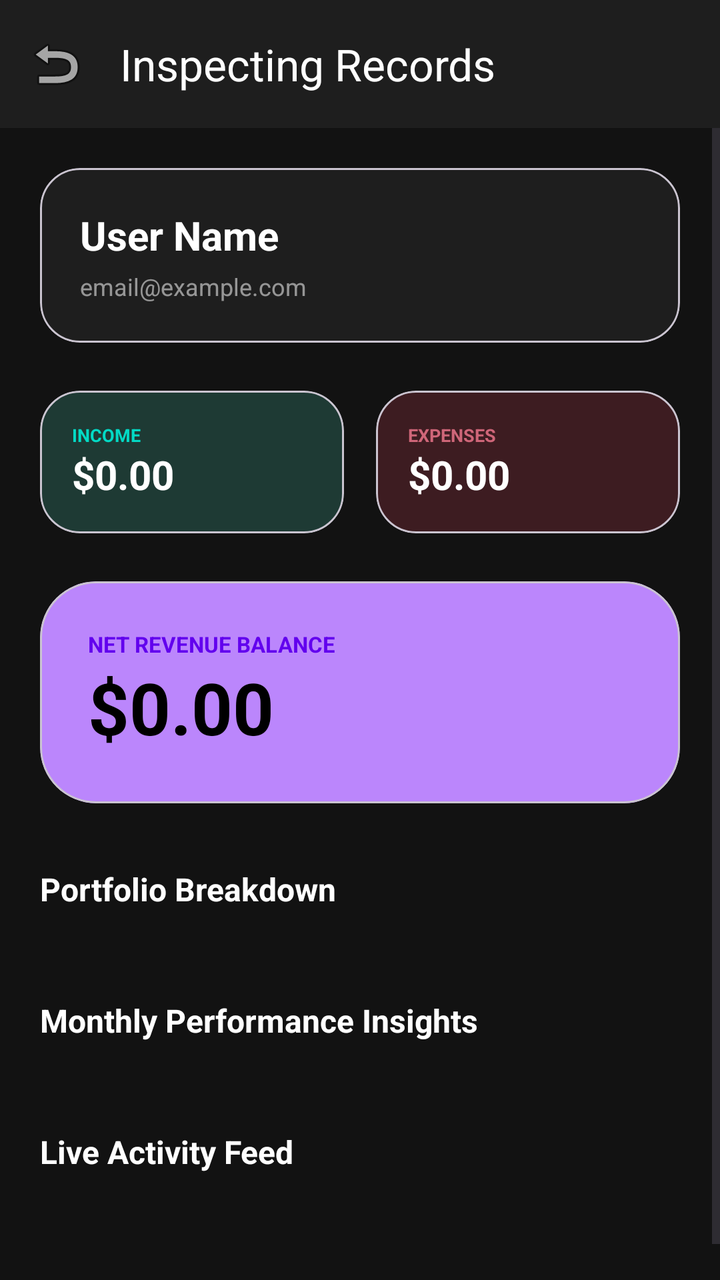
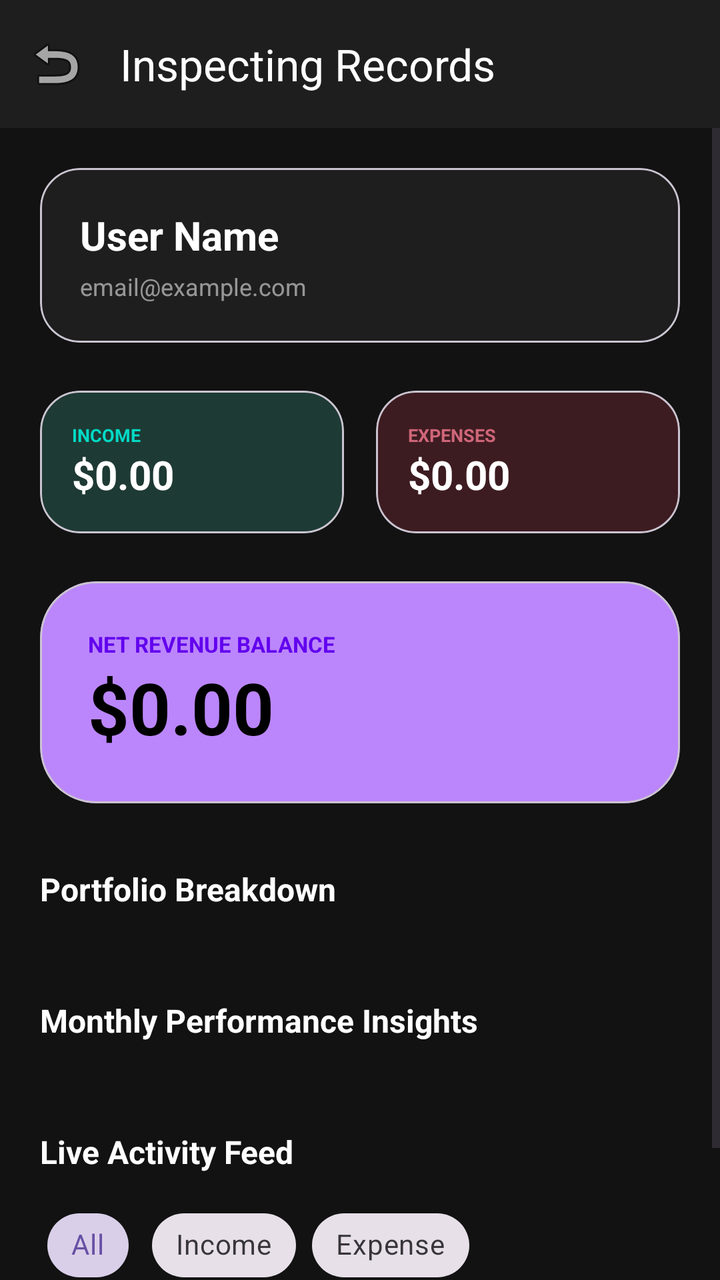

Before-and-after screenshots of an Android layout around one commit, followed by the original layout XML and the change that was made.
<!-- AndroidManifest.xml: application theme Theme.FinanceWise -->
<!-- res/layout/activity_inspection.xml -->
<?xml version="1.0" encoding="utf-8"?>
<LinearLayout xmlns:android="http://schemas.android.com/apk/res/android"
    xmlns:app="http://schemas.android.com/apk/res-auto"
    android:layout_width="match_parent"
    android:layout_height="match_parent"
    android:background="#121212"
    android:orientation="vertical">

    
    <androidx.appcompat.widget.Toolbar
        android:id="@+id/toolbar_inspection"
        android:layout_width="match_parent"
        android:layout_height="?attr/actionBarSize"
        android:background="#1E1E1E"
        app:navigationIcon="@android:drawable/ic_menu_revert"
        app:title="Inspecting Records"
        app:titleTextColor="#FFFFFF" />

    <ScrollView
        android:layout_width="match_parent"
        android:layout_height="match_parent"
        android:fillViewport="true">

        <LinearLayout
            android:layout_width="match_parent"
            android:layout_height="wrap_content"
            android:orientation="vertical"
            android:padding="20dp">

            
            <com.google.android.material.card.MaterialCardView
                android:layout_width="match_parent"
                android:layout_height="wrap_content"
                app:cardCornerRadius="20dp"
                app:cardBackgroundColor="#1E1E1E"
                app:cardElevation="0dp"
                android:layout_marginBottom="24dp">
                <LinearLayout
                    android:layout_width="match_parent"
                    android:layout_height="wrap_content"
                    android:orientation="vertical"
                    android:padding="20dp">
                    <TextView
                        android:id="@+id/tv_inspect_user_name"
                        android:layout_width="wrap_content"
                        android:layout_height="wrap_content"
                        android:text="User Name"
                        android:textColor="#FFFFFF"
                        android:textSize="20sp"
                        android:textStyle="bold" />
                    <TextView
                        android:id="@+id/tv_inspect_user_email"
                        android:layout_width="wrap_content"
                        android:layout_height="wrap_content"
                        android:text="email@example.com"
                        android:textColor="#88FFFFFF"
                        android:textSize="12sp"
                        android:layout_marginTop="4dp" />
                </LinearLayout>
            </com.google.android.material.card.MaterialCardView>

            
            <com.google.android.material.button.MaterialButton
                android:id="@+id/btn_inspect_toggle_status"
                android:layout_width="match_parent"
                android:layout_height="56dp"
                android:text="Toggle Status"
                android:textColor="#000"
                app:cornerRadius="14dp"
                android:visibility="gone"
                android:layout_marginBottom="24dp" />

            
            <LinearLayout
                android:layout_width="match_parent"
                android:layout_height="wrap_content"
                android:orientation="horizontal"
                android:layout_marginBottom="24dp">

                <com.google.android.material.card.MaterialCardView
                    android:layout_width="0dp"
                    android:layout_weight="1"
                    android:layout_height="wrap_content"
                    app:cardCornerRadius="20dp"
                    app:cardBackgroundColor="#1E3A34"
                    android:layout_marginEnd="8dp">
                    <LinearLayout
                        android:layout_width="match_parent"
                        android:layout_height="wrap_content"
                        android:orientation="vertical"
                        android:padding="16dp">
                        <TextView
                            android:layout_width="wrap_content"
                            android:layout_height="wrap_content"
                            android:text="INCOME"
                            android:textColor="#03DAC5"
                            android:textSize="9sp"
                            android:textStyle="bold" />
                        <TextView
                            android:id="@+id/tv_inspect_total_income"
                            android:layout_width="wrap_content"
                            android:layout_height="wrap_content"
                            android:text="$0.00"
                            android:textColor="#FFFFFF"
                            android:textSize="20sp"
                            android:textStyle="bold" />
                    </LinearLayout>
                </com.google.android.material.card.MaterialCardView>

                <com.google.android.material.card.MaterialCardView
                    android:layout_width="0dp"
                    android:layout_weight="1"
                    android:layout_height="wrap_content"
                    app:cardCornerRadius="20dp"
                    app:cardBackgroundColor="#3D1C21"
                    android:layout_marginStart="8dp">
                    <LinearLayout
                        android:layout_width="match_parent"
                        android:layout_height="wrap_content"
                        android:orientation="vertical"
                        android:padding="16dp">
                        <TextView
                            android:layout_width="wrap_content"
                            android:layout_height="wrap_content"
                            android:text="EXPENSES"
                            android:textColor="#CF6679"
                            android:textSize="9sp"
                            android:textStyle="bold" />
                        <TextView
                            android:id="@+id/tv_inspect_total_expense"
                            android:layout_width="wrap_content"
                            android:layout_height="wrap_content"
                            android:text="$0.00"
                            android:textColor="#FFFFFF"
                            android:textSize="20sp"
                            android:textStyle="bold" />
                    </LinearLayout>
                </com.google.android.material.card.MaterialCardView>
            </LinearLayout>

            
            <com.google.android.material.card.MaterialCardView
                android:layout_width="match_parent"
                android:layout_height="wrap_content"
                app:cardCornerRadius="28dp"
                app:cardBackgroundColor="#BB86FC"
                android:layout_marginBottom="32dp">
                <LinearLayout
                    android:layout_width="match_parent"
                    android:layout_height="wrap_content"
                    android:orientation="vertical"
                    android:padding="24dp">
                    <TextView
                        android:layout_width="wrap_content"
                        android:layout_height="wrap_content"
                        android:text="NET REVENUE BALANCE"
                        android:textColor="#6200EE"
                        android:textSize="11sp"
                        android:textStyle="bold" />
                    <TextView
                        android:id="@+id/tv_inspect_balance"
                        android:layout_width="wrap_content"
                        android:layout_height="wrap_content"
                        android:text="$0.00"
                        android:textColor="#000000"
                        android:textSize="36sp"
                        android:textStyle="bold" />
                </LinearLayout>
            </com.google.android.material.card.MaterialCardView>

            
            <TextView
                android:layout_width="wrap_content"
                android:layout_height="wrap_content"
                android:text="Portfolio Breakdown"
                android:textColor="#FFFFFF"
                android:textSize="16sp"
                android:textStyle="bold"
                android:layout_marginBottom="12dp" />
            <LinearLayout
                android:id="@+id/layout_inspect_category_list"
                android:layout_width="match_parent"
                android:layout_height="wrap_content"
                android:orientation="vertical"
                android:layout_marginBottom="32dp" />

            
            <TextView
                android:layout_width="wrap_content"
                android:layout_height="wrap_content"
                android:text="Monthly Performance Insights"
                android:textColor="#FFFFFF"
                android:textSize="16sp"
                android:textStyle="bold"
                android:layout_marginBottom="12dp" />
            <LinearLayout
                android:id="@+id/layout_inspect_trends"
                android:layout_width="match_parent"
                android:layout_height="wrap_content"
                android:orientation="vertical"
                android:layout_marginBottom="32dp" />

            
            <TextView
                android:layout_width="wrap_content"
                android:layout_height="wrap_content"
                android:text="Live Activity Feed"
                android:textColor="#FFFFFF"
                android:textSize="16sp"
                android:textStyle="bold"
                android:layout_marginBottom="12dp" />
            <LinearLayout
                android:id="@+id/layout_inspect_activity_feed"
                android:layout_width="match_parent"
                android:layout_height="wrap_content"
                android:orientation="vertical"
                android:layout_marginBottom="40dp" />


            
            <LinearLayout
                android:id="@+id/panel_inspect_add_record"
                android:layout_width="match_parent"
                android:layout_height="wrap_content"
                android:orientation="vertical"
                android:visibility="gone"
                android:layout_marginBottom="32dp">
                <TextView
                    android:layout_width="wrap_content"
                    android:layout_height="wrap_content"
                    android:text="Log Transaction for Target"
                    android:textColor="#FFFFFF"
                    android:textSize="16sp"
                    android:textStyle="bold"
                    android:layout_marginBottom="12dp" />
                <com.google.android.material.textfield.TextInputLayout
                    android:layout_width="match_parent"
                    android:layout_height="wrap_content"
                    android:hint="Amount"
                    app:boxStrokeColor="#BB86FC"
                    style="@style/Widget.MaterialComponents.TextInputLayout.OutlinedBox.Dense">
                    <com.google.android.material.textfield.TextInputEditText
                        android:id="@+id/et_inspect_record_amount"
                        android:layout_width="match_parent"
                        android:layout_height="wrap_content"
                        android:textColor="#FFF"
                        android:inputType="numberDecimal"/>
                </com.google.android.material.textfield.TextInputLayout>
                <com.google.android.material.textfield.TextInputLayout
                    android:layout_width="match_parent"
                    android:layout_height="wrap_content"
                    android:hint="Category"
                    app:boxStrokeColor="#BB86FC"
                    android:layout_marginTop="8dp"
                    style="@style/Widget.MaterialComponents.TextInputLayout.OutlinedBox.Dense">
                    <com.google.android.material.textfield.TextInputEditText
                        android:id="@+id/et_inspect_record_cat"
                        android:layout_width="match_parent"
                        android:layout_height="wrap_content"
                        android:textColor="#FFF"/>
                </com.google.android.material.textfield.TextInputLayout>
                <LinearLayout
                    android:layout_width="match_parent"
                    android:layout_height="wrap_content"
                    android:orientation="horizontal"
                    android:layout_marginTop="12dp">
                    <com.google.android.material.button.MaterialButton
                        android:id="@+id/btn_inspect_add_income"
                        android:layout_width="0dp"
                        android:layout_weight="1"
                        android:layout_height="52dp"
                        android:text="Add Income"
                        android:textSize="12sp"
                        app:backgroundTint="#03DAC5"
                        android:textColor="#000"
                        app:cornerRadius="12dp"
                        android:layout_marginEnd="4dp"/>
                    <com.google.android.material.button.MaterialButton
                        android:id="@+id/btn_inspect_add_expense"
                        android:layout_width="0dp"
                        android:layout_weight="1"
                        android:layout_height="52dp"
                        android:text="Add Expense"
                        android:textSize="12sp"
                        app:backgroundTint="#CF6679"
                        android:textColor="#000"
                        app:cornerRadius="12dp"
                        android:layout_marginStart="4dp"/>
                </LinearLayout>
            </LinearLayout>


        </LinearLayout>
    </ScrollView>
</LinearLayout>
<!-- resources referenced by this layout -->
<resources>
  <style name="Theme.FinanceWise" parent="Base.Theme.FinanceWise" />
  <style name="Base.Theme.FinanceWise" parent="Theme.Material3.DayNight.NoActionBar">
          
          
      </style>
</resources>

<!-- the commit's change to res/layout/activity_inspection.xml (unified diff, before → after) -->
@@ -209,6 +209,39 @@
                 android:textSize="16sp"
                 android:textStyle="bold"
                 android:layout_marginBottom="12dp" />
+            <LinearLayout
+                android:layout_width="match_parent"
+                android:layout_height="wrap_content"
+                android:orientation="horizontal"
+                android:gravity="center_vertical"
+                android:paddingBottom="8dp">
+                <com.google.android.material.chip.ChipGroup
+                    android:id="@+id/chip_group_filters"
+                    android:layout_width="match_parent"
+                    android:layout_height="wrap_content"
+                    app:singleSelection="true">
+                    <com.google.android.material.chip.Chip
+                        android:id="@+id/chip_filter_all"
+                        style="@style/Widget.MaterialComponents.Chip.Choice"
+                        android:layout_width="wrap_content"
+                        android:layout_height="wrap_content"
+                        android:text="All"
+                        android:checked="true"/>
+                    <com.google.android.material.chip.Chip
+                        android:id="@+id/chip_filter_income"
+                        style="@style/Widget.MaterialComponents.Chip.Choice"
+                        android:layout_width="wrap_content"
+                        android:layout_height="wrap_content"
+                        android:text="Income"/>
+                    <com.google.android.material.chip.Chip
+                        android:id="@+id/chip_filter_expense"
+                        style="@style/Widget.MaterialComponents.Chip.Choice"
+                        android:layout_width="wrap_content"
+                        android:layout_height="wrap_content"
+                        android:text="Expense"/>
+                </com.google.android.material.chip.ChipGroup>
+            </LinearLayout>
+
             <LinearLayout
                 android:id="@+id/layout_inspect_activity_feed"
                 android:layout_width="match_parent"
